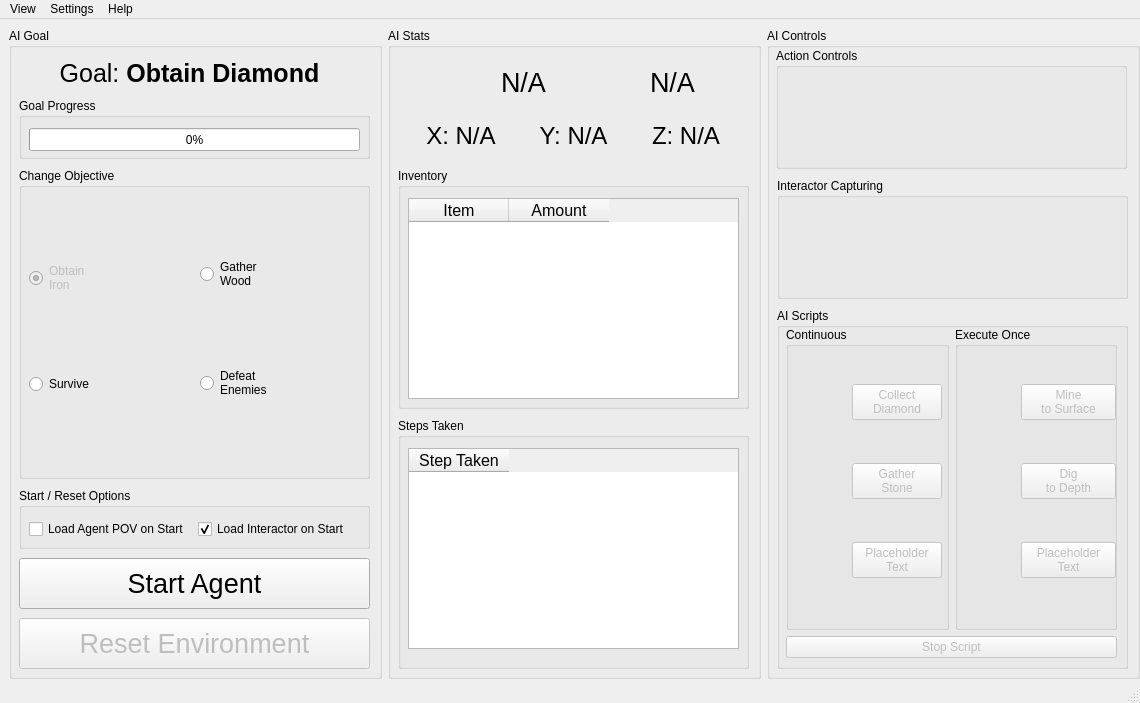
This is src/GUI/ML4MC.ui in lincolnschick/ML4MC as Qt 5 draws it before an edit. The edited form follows.
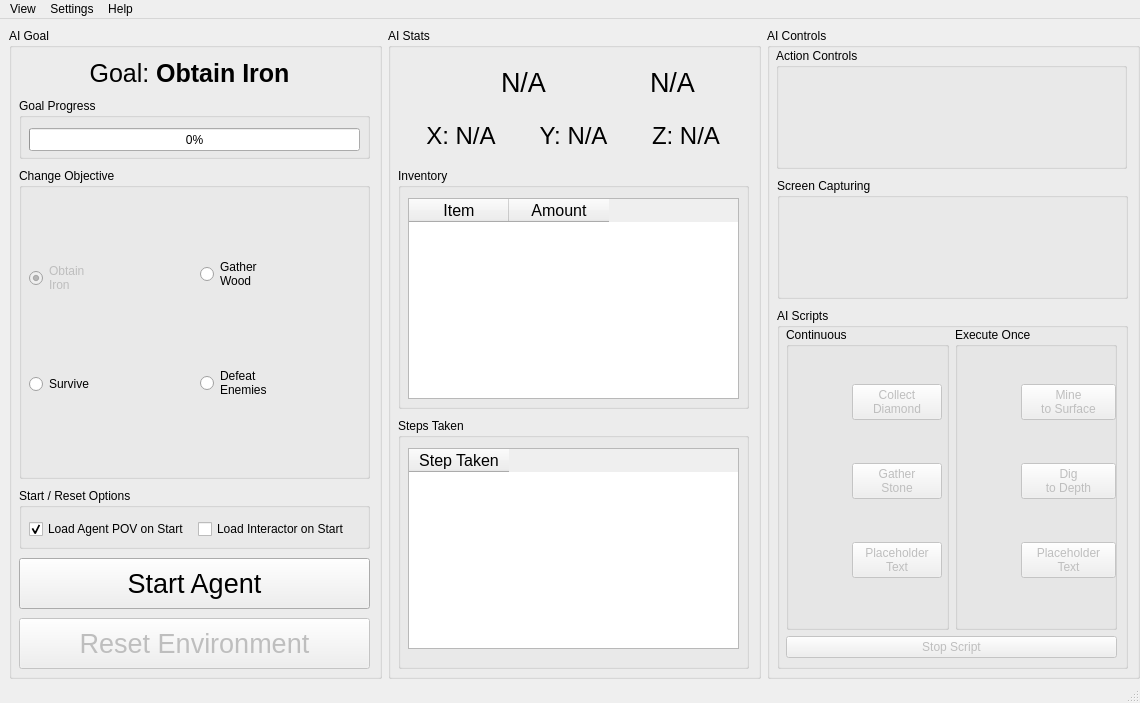
This is the edited form. Icons and pictures are not drawn.

What changed in the file:
```diff
--- a/src/GUI/ML4MC.ui
+++ b/src/GUI/ML4MC.ui
@@ -183,7 +183,7 @@
            </font>
           </property>
           <property name="text">
-           <string>&lt;html&gt;&lt;head/&gt;&lt;body&gt;&lt;p align=&quot;center&quot;&gt;Goal: &lt;span style=&quot; font-weight:700;&quot;&gt;Obtain Diamond&lt;/span&gt;&lt;/p&gt;&lt;/body&gt;&lt;/html&gt;</string>
+           <string>&lt;html&gt;&lt;head/&gt;&lt;body&gt;&lt;p align=&quot;center&quot;&gt;Goal: &lt;span style=&quot; font-weight:700;&quot;&gt;Obtain Iron&lt;/span&gt;&lt;/p&gt;&lt;/body&gt;&lt;/html&gt;</string>
           </property>
          </widget>
          <widget class="QPushButton" name="resetEnvironmentButton">
@@ -252,6 +252,9 @@
               <property name="text">
                <string>Load Agent POV on Start</string>
               </property>
+              <property name="checked">
+               <bool>true</bool>
+              </property>
              </widget>
             </item>
             <item>
@@ -260,7 +263,7 @@
                <string>Load Interactor on Start</string>
               </property>
               <property name="checked">
-               <bool>true</bool>
+               <bool>false</bool>
               </property>
              </widget>
             </item>
@@ -652,7 +655,7 @@
            </rect>
           </property>
           <property name="title">
-           <string>Interactor Capturing</string>
+           <string>Screen Capturing</string>
           </property>
           <widget class="QWidget" name="horizontalLayoutWidget_7">
            <property name="geometry">
```
Left out of the diff: 6 changed lines with no effect on the pictures.
